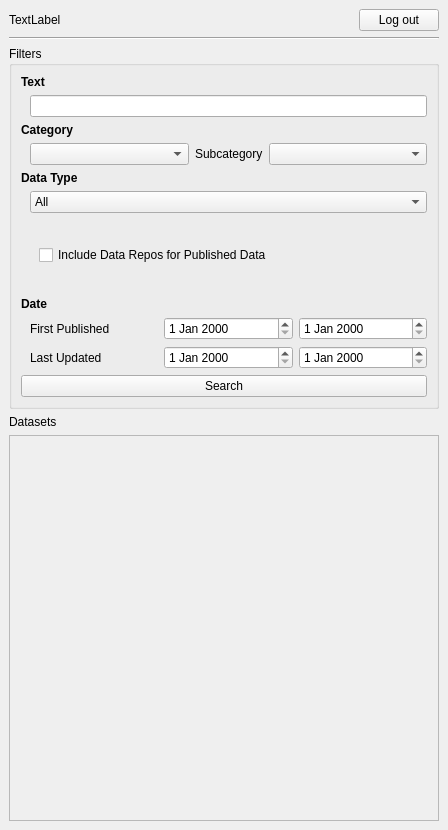
Old version of the form koordinatesexplorer/gui/koordinatesexplorer.ui in the repository koordinates/koordinates-qgis-plugin.
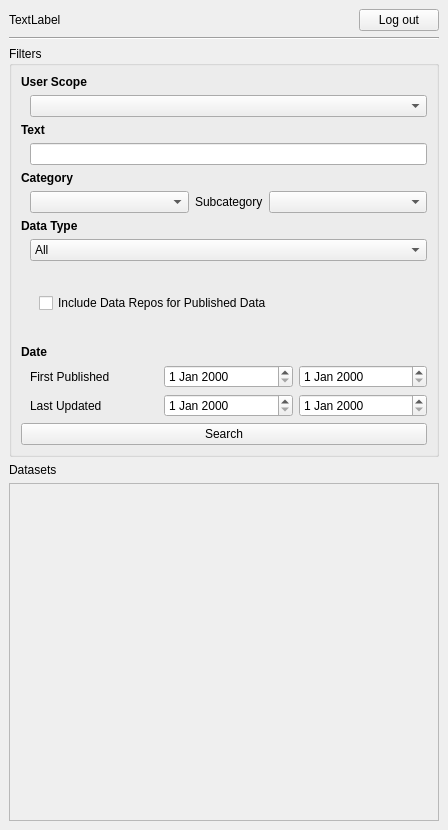
New version of the form. The open tabs and pages were chosen to show the change. Custom widgets are drawn as their Qt base class.

The edit to the form file:
```diff
--- a/koordinatesexplorer/gui/koordinatesexplorer.ui
+++ b/koordinatesexplorer/gui/koordinatesexplorer.ui
@@ -173,6 +173,29 @@
            <string>Filters</string>
           </property>
           <layout class="QVBoxLayout" name="verticalLayout_4">
+           <item>
+            <widget class="QLabel" name="labelContext">
+             <property name="font">
+              <font>
+               <weight>75</weight>
+               <bold>true</bold>
+              </font>
+             </property>
+             <property name="text">
+              <string>User Scope</string>
+             </property>
+            </widget>
+           </item>
+           <item>
+            <layout class="QHBoxLayout" name="horizontalLayout_4">
+             <property name="leftMargin">
+              <number>9</number>
+             </property>
+             <item>
+              <widget class="QComboBox" name="comboContext"/>
+             </item>
+            </layout>
+           </item>
            <item>
             <widget class="QLabel" name="label_8">
              <property name="font">
```
